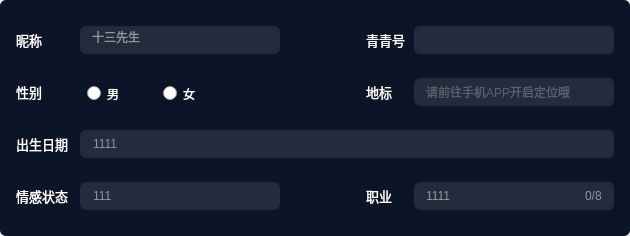
Old version of the form changeUserInfo/baseInfoWidget.ui in the repository KikyoShaw/QtWidgetsApplication.
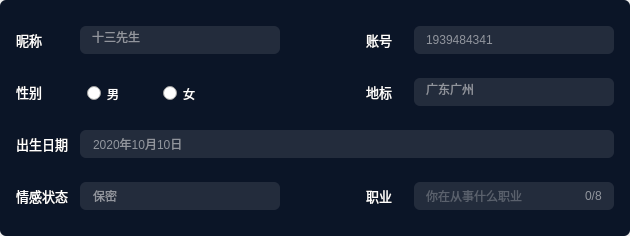
New version of the form. Icons and pictures are not drawn. Custom widgets are drawn as their Qt base class.

```diff
--- a/changeUserInfo/baseInfoWidget.ui
+++ b/changeUserInfo/baseInfoWidget.ui
@@ -137,6 +137,9 @@
       </property>
      </widget>
      <widget class="QLineEdit" name="lineEdit_waid">
+      <property name="enabled">
+       <bool>false</bool>
+      </property>
       <property name="geometry">
        <rect>
         <x>414</x>
@@ -145,6 +148,9 @@
         <height>28</height>
        </rect>
       </property>
+      <property name="text">
+       <string>1939484341</string>
+      </property>
       <property name="readOnly">
        <bool>true</bool>
       </property>
@@ -198,10 +204,13 @@
        </rect>
       </property>
       <property name="text">
-       <string>青青号</string>
+       <string>账号</string>
       </property>
      </widget>
      <widget class="QLineEdit" name="lineEdit_city">
+      <property name="enabled">
+       <bool>false</bool>
+      </property>
       <property name="geometry">
        <rect>
         <x>414</x>
@@ -210,6 +219,9 @@
         <height>28</height>
        </rect>
       </property>
+      <property name="text">
+       <string>广东广州</string>
+      </property>
       <property name="readOnly">
        <bool>true</bool>
       </property>
@@ -240,7 +252,7 @@
        </rect>
       </property>
       <property name="text">
-       <string>1111</string>
+       <string/>
       </property>
       <property name="readOnly">
        <bool>false</bool>
@@ -344,7 +356,7 @@
        <string notr="true"/>
       </property>
       <property name="text">
-       <string>111</string>
+       <string>保密</string>
       </property>
      </widget>
      <widget class="vLabel" name="label_birth">
@@ -363,7 +375,7 @@
        <string notr="true"/>
       </property>
       <property name="text">
-       <string>1111</string>
+       <string>2020年10月10日</string>
       </property>
      </widget>
      <widget class="QLabel" name="label_birthIcon">
```
Left out of the diff: 3 changed lines with no effect on the pictures.
